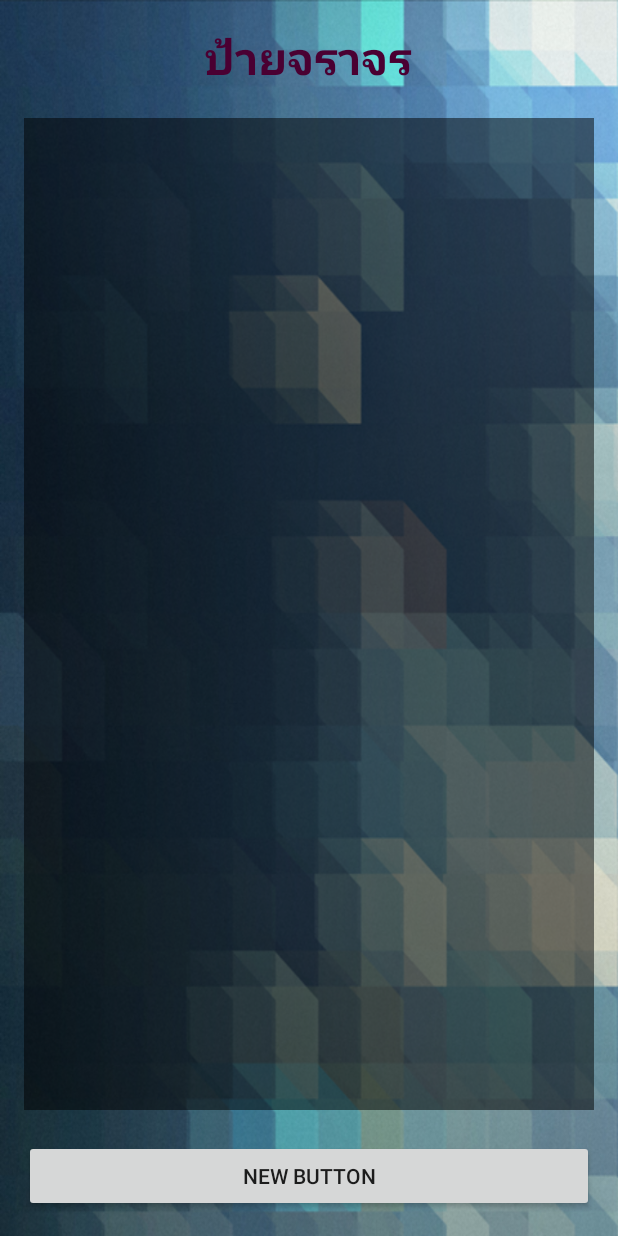
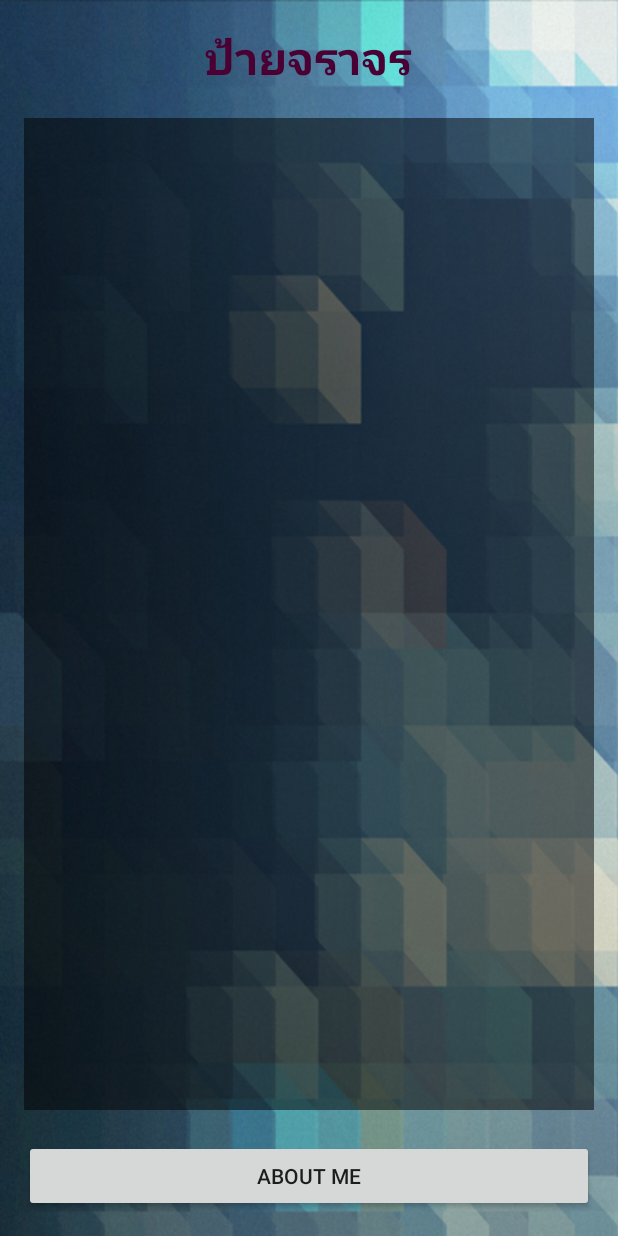
Before and after one commit to douzmee/Traffic-30July, an Android app: the screen it shows after launch (MainActivity), on a phone screen of 412 x 824 dp. Run offline under Robolectric (Android 15) with nearby library versions, the phone set to English and light mode, and no system bars.

Commit message:
Finish 30July

```diff
--- a/app/src/main/java/com/example/user/myapplication/MainActivity.java
+++ b/app/src/main/java/com/example/user/myapplication/MainActivity.java
@@ -2,6 +2,7 @@ package com.example.user.myapplication;
 
 import android.support.v7.app.AppCompatActivity;
 import android.os.Bundle;
+import android.view.View;
 
 public class MainActivity extends AppCompatActivity {
 
@@ -9,5 +10,10 @@ public class MainActivity extends AppCompatActivity {
     protected void onCreate(Bundle savedInstanceState) {
         super.onCreate(savedInstanceState);
         setContentView(R.layout.activity_main);
+    } //main Method สิ่งที่อยู่ใน method เรียก statement ต้องมี ; อยู่เสมอ
+
+    public void clickAboutMe(View view) {
+
     }
-}
+
+} //Main Class นี่คือ คลาสหลัก
--- a/app/src/main/res/layout/activity_main.xml
+++ b/app/src/main/res/layout/activity_main.xml
@@ -23,9 +23,10 @@
     <Button
         android:layout_width="match_parent"
         android:layout_height="wrap_content"
-        android:text="New Button"
+        android:text="About Me"
         android:id="@+id/button"
-        android:layout_alignParentBottom="true" />
+        android:layout_alignParentBottom="true"
+        android:onClick="clickAboutMe" />
 
     <ListView
         android:layout_width="wrap_content"
```
